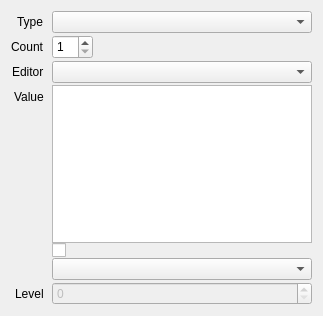
houmain/gpupad, file src/session/BindingProperties.ui: the form before one commit.
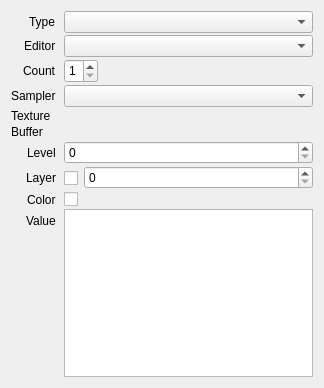
The form after the commit. Custom widgets are drawn as their Qt base class.

What changed in the file:
```diff
--- a/src/session/BindingProperties.ui
+++ b/src/session/BindingProperties.ui
@@ -6,8 +6,8 @@
    <rect>
     <x>0</x>
     <y>0</y>
-    <width>323</width>
-    <height>316</height>
+    <width>324</width>
+    <height>388</height>
    </rect>
   </property>
   <layout class="QVBoxLayout" name="verticalLayout">
@@ -52,13 +52,23 @@
       </widget>
      </item>
      <item row="1" column="0">
-      <widget class="QLabel" name="label">
+      <widget class="QLabel" name="labelEditor">
        <property name="text">
-        <string>Count</string>
+        <string>Editor</string>
        </property>
       </widget>
      </item>
      <item row="1" column="1">
+      <widget class="DataComboBox" name="editor"/>
+     </item>
+     <item row="2" column="0">
+      <widget class="QLabel" name="labelCount">
+       <property name="text">
+        <string>Count</string>
+       </property>
+      </widget>
+     </item>
+     <item row="2" column="1">
       <widget class="QWidget" name="widgetCount" native="true">
        <layout class="QHBoxLayout" name="horizontalLayout">
         <property name="spacing">
@@ -94,7 +104,7 @@
            <number>1</number>
           </property>
           <property name="maximum">
-           <number>99</number>
+           <number>8</number>
           </property>
          </widget>
         </item>
@@ -142,29 +152,50 @@
        </layout>
       </widget>
      </item>
-     <item row="2" column="0">
-      <widget class="QLabel" name="labelEditor">
-       <property name="text">
-        <string>Editor</string>
-       </property>
-      </widget>
-     </item>
-     <item row="2" column="1">
-      <widget class="DataComboBox" name="editor"/>
-     </item>
      <item row="3" column="0">
       <widget class="QLabel" name="labelValue">
        <property name="text">
-        <string>Value</string>
+        <string>Sampler</string>
        </property>
       </widget>
      </item>
      <item row="3" column="1">
-      <widget class="QWidget" name="value" native="true">
-       <layout class="QVBoxLayout" name="_3">
-        <property name="spacing">
-         <number>0</number>
-        </property>
+      <widget class="ReferenceComboBox" name="item"/>
+     </item>
+     <item row="4" column="0">
+      <widget class="QLabel" name="labelTexture">
+       <property name="text">
+        <string>Texture</string>
+       </property>
+      </widget>
+     </item>
+     <item row="5" column="0">
+      <widget class="QLabel" name="labelBuffer">
+       <property name="text">
+        <string>Buffer</string>
+       </property>
+      </widget>
+     </item>
+     <item row="6" column="0">
+      <widget class="QLabel" name="labelLevel">
+       <property name="text">
+        <string>Level</string>
+       </property>
+      </widget>
+     </item>
+     <item row="6" column="1">
+      <widget class="QSpinBox" name="level"/>
+     </item>
+     <item row="7" column="0">
+      <widget class="QLabel" name="labelLayer">
+       <property name="text">
+        <string>Layer</string>
+       </property>
+      </widget>
+     </item>
+     <item row="7" column="1">
+      <widget class="QWidget" name="layerWidget" native="true">
+       <layout class="QHBoxLayout" name="horizontalLayout_2">
         <property name="leftMargin">
          <number>0</number>
         </property>
@@ -178,6 +209,49 @@
          <number>0</number>
         </property>
         <item>
+         <widget class="QCheckBox" name="layered">
+          <property name="minimumSize">
+           <size>
+            <width>0</width>
+            <height>24</height>
+           </size>
+          </property>
+          <property name="text">
+           <string/>
+          </property>
+         </widget>
+        </item>
+        <item>
+         <widget class="QSpinBox" name="layer">
+          <property name="sizePolicy">
+           <sizepolicy hsizetype="Expanding" vsizetype="Fixed">
+            <horstretch>0</horstretch>
+            <verstretch>0</verstretch>
+           </sizepolicy>
+          </property>
+         </widget>
+        </item>
+       </layout>
+      </widget>
+     </item>
+     <item row="8" column="0">
+      <widget class="QLabel" name="labelColor">
+       <property name="text">
+        <string>Color</string>
+       </property>
+      </widget>
+     </item>
+     <item row="8" column="1">
+      <widget class="ColorPicker" name="color"/>
+     </item>
+     <item row="9" column="0">
+      <widget class="QLabel" name="labelExpressions">
+       <property name="text">
+        <string>Value</string>
+       </property>
+      </widget>
+     </item>
+     <item row="9" column="1">
          <widget class="ExpressionMatrix" name="expressions">
           <property name="verticalScrollBarPolicy">
            <enum>Qt::ScrollBarAlwaysOff</enum>
@@ -214,57 +288,21 @@
           </attribute>
          </widget>
         </item>
-        <item>
-         <widget class="ColorPicker" name="color"/>
-        </item>
-        <item>
-         <widget class="ReferenceComboBox" name="reference"/>
-        </item>
-        <item>
-         <spacer name="verticalSpacer">
-          <property name="orientation">
-           <enum>Qt::Vertical</enum>
-          </property>
-          <property name="sizeHint" stdset="0">
-           <size>
-            <width>1</width>
-            <height>0</height>
-           </size>
-          </property>
-         </spacer>
-        </item>
-       </layout>
-      </widget>
-     </item>
-     <item row="4" column="0">
-      <widget class="QLabel" name="labelLevel">
-       <property name="text">
-        <string>Level</string>
-       </property>
-      </widget>
-     </item>
-     <item row="4" column="1">
-      <widget class="QSpinBox" name="level">
-       <property name="enabled">
-        <bool>false</bool>
-       </property>
-      </widget>
-     </item>
     </layout>
    </item>
   </layout>
  </widget>
  <customwidgets>
-  <customwidget>
-   <class>DataComboBox</class>
-   <extends>QComboBox</extends>
-   <header>session/DataComboBox.h</header>
-  </customwidget>
   <customwidget>
    <class>ReferenceComboBox</class>
    <extends>QComboBox</extends>
    <header>session/ReferenceComboBox.h</header>
   </customwidget>
+  <customwidget>
+   <class>DataComboBox</class>
+   <extends>QComboBox</extends>
+   <header>session/DataComboBox.h</header>
+  </customwidget>
   <customwidget>
    <class>ExpressionMatrix</class>
    <extends>QTableWidget</extends>
```
Left out of the diff: 2 changed lines with no effect on the pictures. Lines whose indentation alone changed are shown as unchanged.
